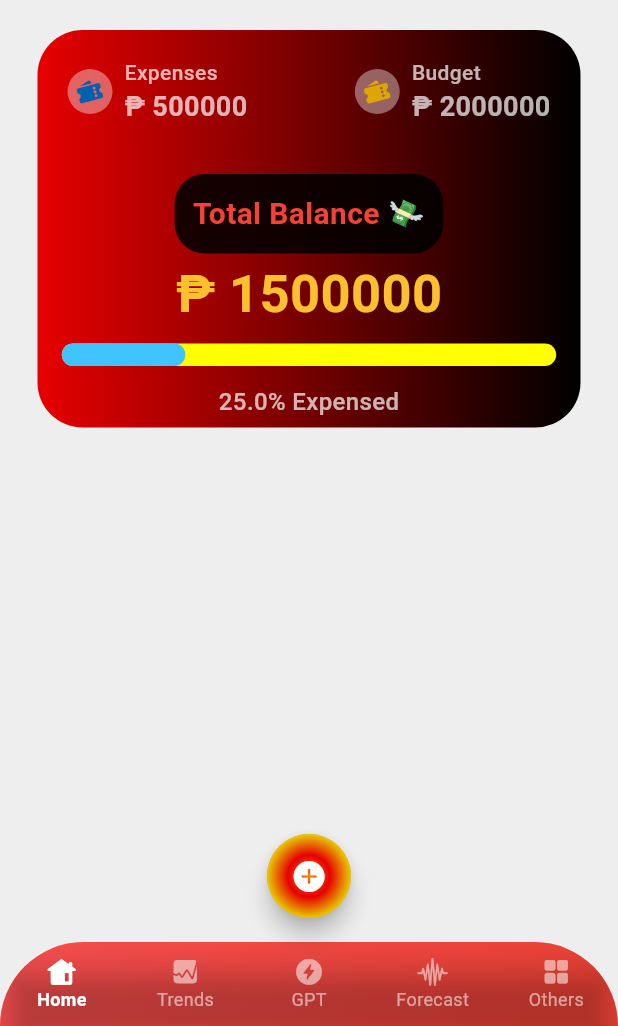
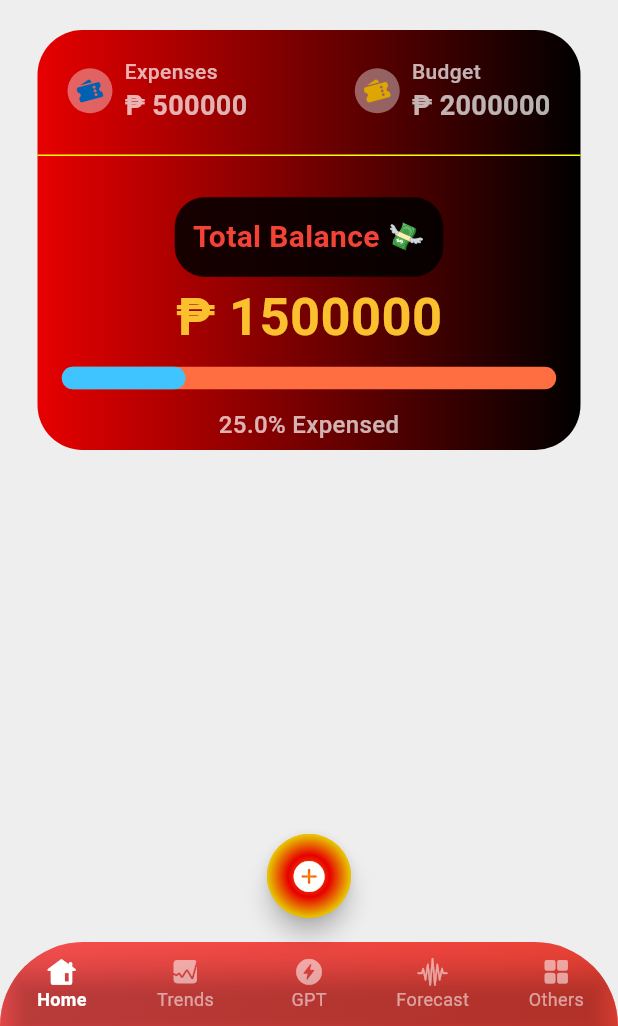
Before and after one commit to donyelqt/pera-pinoy, a Flutter app: the screen it shows after launch, on a phone screen of 412 x 824 dp, the part 210-1236 px from its top. Run offline on Flutter 3.47's test engine with Material 3 defaults, Android fonts, the phone set to English and light mode, and no system bars.

Commit message:
"Updated MainScreen widget: changed container height, added divider, and modified progress bar colors."

```diff
--- a/lib/screens/home/views/main_screen.dart
+++ b/lib/screens/home/views/main_screen.dart
@@ -89,7 +89,7 @@ class MainScreen extends StatelessWidget {
             const SizedBox(height: 20),
             Container(
               width: MediaQuery.of(context).size.width,
-              height: 265,
+              height: 280,
               decoration: BoxDecoration(
                 gradient: LinearGradient(
                   colors: [
@@ -181,9 +181,15 @@ class MainScreen extends StatelessWidget {
                               ],
                             )
                           ],
-                        )
+                        ),
                       ],
                     ),
+                  ),
+                  Divider(
+                    color: Colors.yellowAccent, // Set the color of the line
+                    thickness: 1, // Set the thickness of the line
+                    // indent: 20, // Optional: set the start padding
+                    // endIndent: 20, // Optional: set the end padding
                   ),
                   const SizedBox(
                       height:
@@ -193,7 +199,8 @@ class MainScreen extends StatelessWidget {
                     padding:
                         EdgeInsets.all(12.0), // Adjust the padding as needed
                     decoration: BoxDecoration(
-                      color: Colors.black87, // Set the background color to black
+                      color:
+                          Colors.black87, // Set the background color to black
                       borderRadius: BorderRadius.circular(
                           20.0), // Adjust the border radius as needed
                     ), // Set the background color to black
@@ -223,7 +230,8 @@ class MainScreen extends StatelessWidget {
                         LinearProgressIndicator(
                           value: progress.clamp(0.0,
                               1.0), // Ensure the value is between 0.0 and 1.0
-                          backgroundColor: Colors.yellowAccent, // Background color
+                          backgroundColor:
+                              Colors.deepOrangeAccent, // Background color
                           valueColor: const AlwaysStoppedAnimation<Color>(
                               Colors.lightBlueAccent), // Progress color
                           borderRadius: BorderRadius.circular(30),
```
